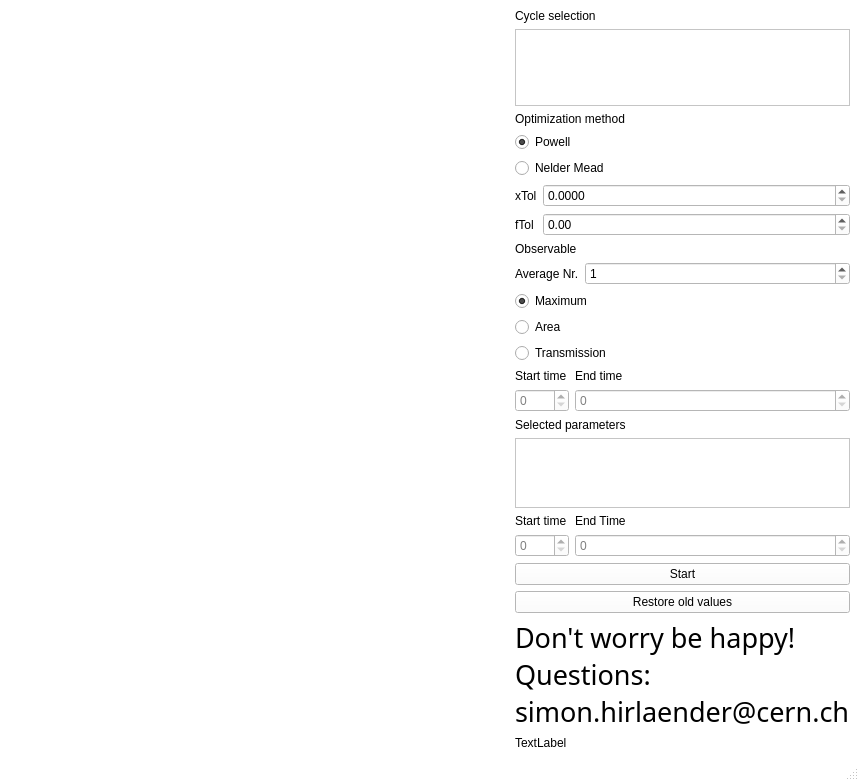
MathPhysSim/Pyhonic-Optimization, file sceleton.ui: the form before one commit.
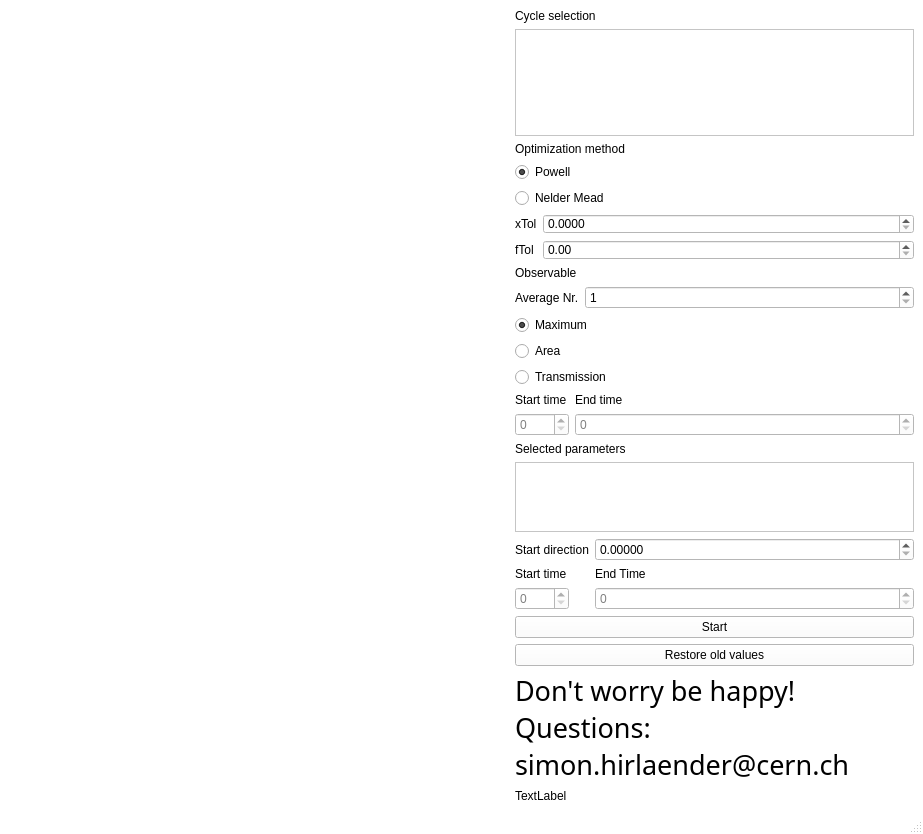
The form after the commit. Icons and pictures are not drawn. Custom widgets are drawn as their Qt base class.

Commit message: added new function type cooler and initial direction

```diff
--- a/sceleton.ui
+++ b/sceleton.ui
@@ -9,8 +9,8 @@
    <rect>
     <x>0</x>
     <y>0</y>
-    <width>761</width>
-    <height>781</height>
+    <width>923</width>
+    <height>834</height>
    </rect>
   </property>
   <property name="palette">
@@ -505,11 +505,20 @@
         </item>
         <item>
          <layout class="QFormLayout" name="formLayout">
+          <property name="sizeConstraint">
+           <enum>QLayout::SetMinimumSize</enum>
+          </property>
           <property name="fieldGrowthPolicy">
            <enum>QFormLayout::AllNonFixedFieldsGrow</enum>
           </property>
           <item row="0" column="1">
            <widget class="QDoubleSpinBox" name="spinBoxXTolValue">
+            <property name="minimumSize">
+             <size>
+              <width>0</width>
+              <height>20</height>
+             </size>
+            </property>
             <property name="decimals">
              <number>4</number>
             </property>
@@ -533,6 +542,12 @@
           </item>
           <item row="1" column="1">
            <widget class="QDoubleSpinBox" name="spinBoxFTolValue">
+            <property name="minimumSize">
+             <size>
+              <width>0</width>
+              <height>20</height>
+             </size>
+            </property>
             <property name="decimals">
              <number>2</number>
             </property>
@@ -701,6 +716,20 @@
         <property name="fieldGrowthPolicy">
          <enum>QFormLayout::AllNonFixedFieldsGrow</enum>
         </property>
+        <item row="0" column="0">
+         <widget class="QLabel" name="label_13">
+          <property name="text">
+           <string>Start direction</string>
+          </property>
+         </widget>
+        </item>
+        <item row="0" column="1">
+         <widget class="QDoubleSpinBox" name="doubleSpinBoxStartDirection">
+          <property name="decimals">
+           <number>5</number>
+          </property>
+         </widget>
+        </item>
         <item row="1" column="0">
          <widget class="QLabel" name="label_6">
           <property name="text">
```
Left out of the diff: 2 changed lines with no effect on the pictures. The commit also changes 8 other files.
